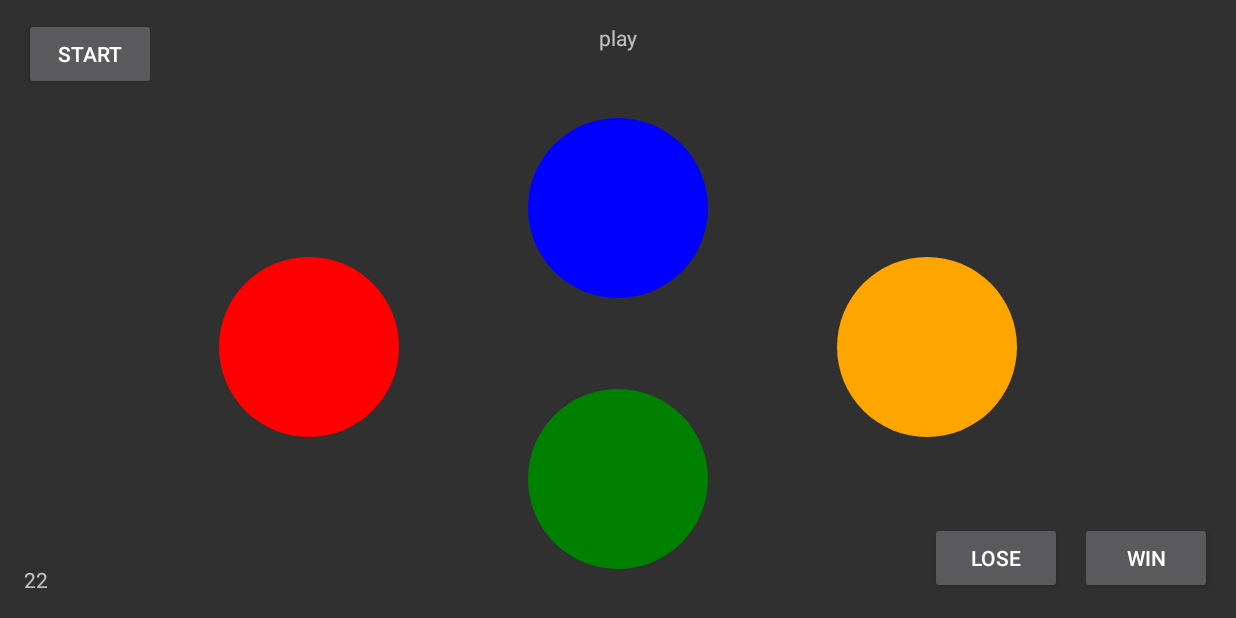
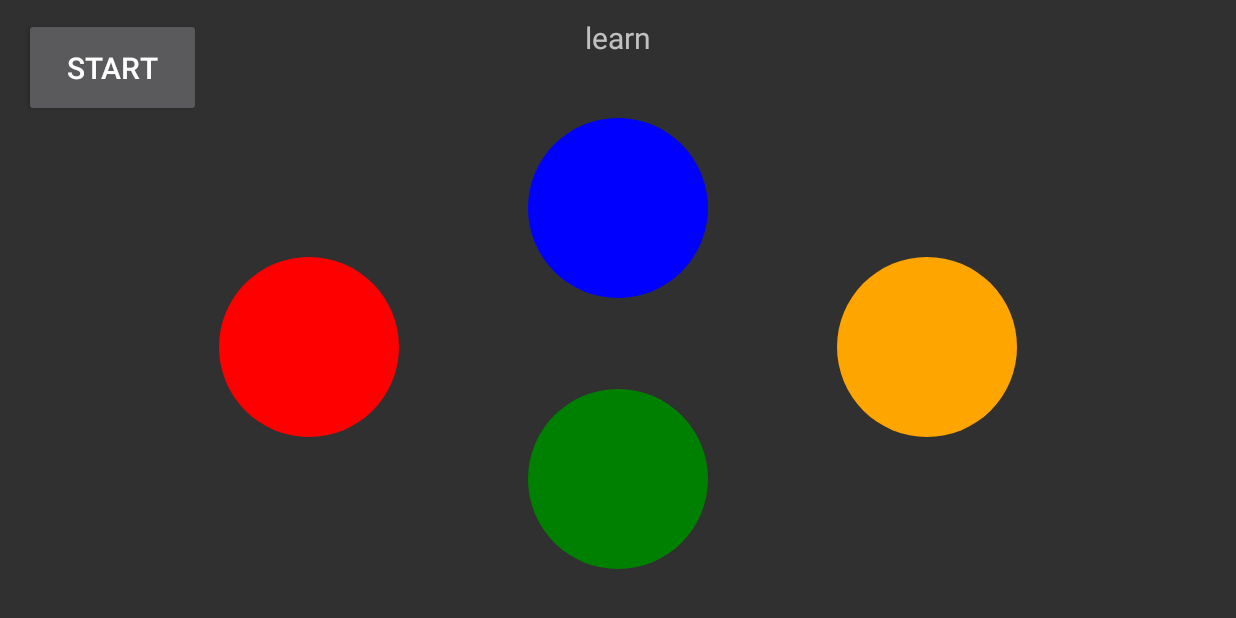
Before and after one commit to s00214102/MAD_FinalGameApp, an Android app: the screen it shows after launch (MainActivity), after a tap on "START", on a phone screen of 824 x 412 dp (held sideways). Run offline under Robolectric (Android 15) with nearby library versions, the phone set to English and light mode, and no system bars.

Commit message:
Sounds working, prepared app for testing

```diff
--- a/app/src/main/java/com/example/memorygame/Game.java
+++ b/app/src/main/java/com/example/memorygame/Game.java
@@ -1,7 +1,9 @@
 package com.example.memorygame;
 
+import android.content.Intent;
 import android.media.AudioManager;
 import android.media.MediaPlayer;
+import android.media.SoundPool;
 import android.os.Handler;
 import android.util.Log;
 import android.view.animation.AlphaAnimation;
@@ -22,13 +24,20 @@ public class Game {
     private List<Integer> sequence = new ArrayList<>();
     private int currentInputIndex = 0;
     public int score =0;
-
-    private GameSounds gameSounds;
+    // Sound
+    private SoundPool soundPool;
+    int meow, boing, correct, incorrect, kicksnare, honk;
 
     public Game(MainActivity main) {
         this.main=main;
         changeState(PlayState.wait);
-        gameSounds = new GameSounds(main);
+        soundPool = new SoundPool(10, AudioManager.STREAM_MUSIC, 0);
+        meow = soundPool.load(main, R.raw.meow,1);
+        boing = soundPool.load(main, R.raw.boing,1);
+        correct = soundPool.load(main, R.raw.correct,1);
+        incorrect = soundPool.load(main, R.raw.incorrect,1);
+        kicksnare = soundPool.load(main, R.raw.kicksnare,1);
+        honk = soundPool.load(main, R.raw.honk,1);
     }
     //endregion
 
@@ -49,9 +58,15 @@ public class Game {
     public void newGame(){
         if(playState != PlayState.wait){
             return;}
-        playSound("boing");
+        //playSound(boing);
         clearData();
-        newRound();
+        // add a delay before the new round starts
+        final Handler delay = new Handler();
+        delay.postDelayed(new Runnable() {
+            @Override
+            public void run() {
+                newRound();}
+        }, 1000);
     }
 
     private void newRound(){
@@ -66,7 +81,7 @@ public class Game {
         if(playState!= PlayState.play){
             return;}
 
-        //playSound("correct");
+        playSound(correct);
         main.toggleSensor(false);
         score+=100;
         currentInputIndex=0;
@@ -84,10 +99,18 @@ public class Game {
     public void loseGame(){
         //if(playState != PlayState.play){
         //    return;}
-        //playSound("incorrect");
+        playSound(incorrect);
         main.toggleSensor(false);
+        if(score>0){
+            Intent A = new Intent(main, ScoreActivity.class);
+            A.putExtra("score",score);
+            clearData();
+            changeState(PlayState.wait);
+            main.startActivity(A); // move to score screen
+        }
+        else{
         clearData();
-        changeState(PlayState.wait);
+        changeState(PlayState.wait);}
     }
 
     private void clearData(){
@@ -106,12 +129,6 @@ public class Game {
 
     //region Sound
     private static MediaPlayer mp;
-    public float getVolume(){
-        float actualVolume = (float) main.audioManager.getStreamVolume(AudioManager.STREAM_MUSIC);
-        float maxVolume = (float) main.audioManager.getStreamMaxVolume(AudioManager.STREAM_MUSIC);
-        float volume = actualVolume / maxVolume;
-        return volume;
-    }
     private void playSong(int song) {
         mp = MediaPlayer.create(main, song);
 
@@ -123,8 +140,9 @@ public class Game {
         });
     }
 
-    private void playSound(String name){
-        gameSounds.findAndPlaySoundByName(name, 100);
+    private void playSound(int sound){
+        soundPool.play(sound, 1,1,0,0,1);
+        //soundPool.autoPause();
     }
     //endregion
 
@@ -161,7 +179,7 @@ public class Game {
 
     //region Button flashing
     int currentFlashIndex = 0; // used to track which button should flash in the sequence
-    long flashDelay = 600; // delay between button flashes in ms
+    long flashDelay = 800; // delay between button flashes in ms
     Handler buttonFlashHandler = new Handler();
     Runnable r = new Runnable() {
         @Override
@@ -184,22 +202,22 @@ public class Game {
         switch(i){
             case 0:
                 // north
-                //playSound("meow");
+                playSound(meow);
                 flashButton(main.btnNorth);
                 break;
             case 1:
                 // east
-                //playSound("boing");
+                playSound(boing);
                 flashButton(main.btnEast);
                 break;
             case 2:
                 // south
-                //playSound("kicksnare");
+                playSound(kicksnare);
                 flashButton(main.btnSouth);
                 break;
             case 3:
                 // west
-                //playSound("honk");
+                playSound(honk);
                 flashButton(main.btnWest);
                 break;
         }
--- a/app/src/main/java/com/example/memorygame/GameSounds.java
+++ /dev/null
@@ -1,37 +0,0 @@
-package com.example.memorygame;
-
-import android.app.Activity;
-import android.content.Context;
-import android.media.AudioManager;
-import android.media.SoundPool;
-import android.util.Log;
-
-import androidx.loader.content.Loader;
-
-import java.io.IOException;
-import java.util.ArrayList;
-import java.util.Dictionary;
-import java.util.Hashtable;
-import java.util.List;
-
-public class GameSounds {
-
-    public Dictionary<String, SoundEffect> soundEffects;
-
-    public GameSounds(Activity act){
-        soundEffects = new Hashtable<>();
-        soundEffects.put("incorrect",new SoundEffect(act, R.raw.incorrect));
-        soundEffects.put("honk",new SoundEffect(act, R.raw.honk));
-        soundEffects.put("meow",new SoundEffect(act, R.raw.meow));
-        soundEffects.put("",new SoundEffect(act, R.raw.boing));
-    }
-    // play a sound by name from the SoundEffects collection
-    public void findAndPlaySoundByName(String name, float volume){
-        try{
-            soundEffects.get(name).playSound(volume);
-        }
-        catch(Exception e){
-            Log.e("GameSounds","Could not find sound "+name);
-        }
-    }
-}
--- a/app/src/main/java/com/example/memorygame/MainActivity.java
+++ b/app/src/main/java/com/example/memorygame/MainActivity.java
@@ -22,7 +22,7 @@ public class MainActivity extends AppCompatActivity implements SensorEventListen
     private Game game;
 
     // tilt controls
-    private int maxTilt = 4; // how much you need to tilt to register up/down/left/right
+    private int maxTilt = 3; // how much you need to tilt to register up/down/left/right
     private SensorManager mSensorManager;
     private Sensor mSensor;
     private boolean isFlat = false; // set to true when the phone is flat, false when tilted
--- a/app/src/main/java/com/example/memorygame/SoundEffect.java
+++ /dev/null
@@ -1,35 +0,0 @@
-package com.example.memorygame;
-
-import static android.content.Context.AUDIO_SERVICE;
-
-import android.app.Activity;
-import android.media.AudioManager;
-import android.media.SoundPool;
-import android.media.SoundPool.OnLoadCompleteListener;
-
-public class SoundEffect {
-    private SoundPool soundPool;
-    public int soundID;
-    public boolean loaded = false;
-    private Activity activity;
-
-    public SoundEffect(Activity act, int sound){
-        activity = act;
-        // set hardware buttons to control volume
-        act.setVolumeControlStream(AudioManager.STREAM_MUSIC);
-        // load sound
-        soundPool = new SoundPool(10, AudioManager.STREAM_MUSIC,0);
-        soundPool.setOnLoadCompleteListener(new OnLoadCompleteListener(){
-            @Override
-            public void onLoadComplete(SoundPool soundPool, int sampleId, int status){
-                loaded = true;
-            }
-        });
-        soundID = soundPool.load(act, sound, 1);
-    }
-    public void playSound(float volume){
-        if(loaded){
-            soundPool.play(soundID, volume, volume, 1,0,1f);
-        }
-    }
-}
--- a/app/src/main/res/layout/activity_main.xml
+++ b/app/src/main/res/layout/activity_main.xml
@@ -11,6 +11,7 @@
         android:layout_width="wrap_content"
         android:layout_height="wrap_content"
         android:text="play state"
+        android:textSize="20sp"
         app:layout_constraintBottom_toTopOf="@+id/guideline2"
         app:layout_constraintEnd_toEndOf="parent"
         app:layout_constraintStart_toStartOf="parent"
@@ -94,8 +95,9 @@
         android:layout_height="wrap_content"
         android:layout_marginEnd="16dp"
         android:layout_marginBottom="16dp"
+        android:onClick="doWin"
         android:text="WIN"
-        android:onClick="doWin"
+        android:visibility="invisible"
         app:layout_constraintBottom_toBottomOf="parent"
         app:layout_constraintEnd_toEndOf="parent" />
 
@@ -104,22 +106,24 @@
         android:layout_width="wrap_content"
         android:layout_height="wrap_content"
         android:layout_marginEnd="12dp"
+        android:onClick="doLose"
         android:text="LOSE"
-        android:onClick="doLose"
+        android:visibility="invisible"
         app:layout_constraintBottom_toBottomOf="@+id/btnWin"
         app:layout_constraintEnd_toStartOf="@+id/btnWin" />
 
     <Button
         android:id="@+id/btnStart"
 
-        android:layout_width="wrap_content"
-        android:layout_height="wrap_content"
+        android:layout_width="118dp"
+        android:layout_height="66dp"
         android:layout_marginStart="16dp"
         android:layout_marginTop="12dp"
+        android:onClick="doStart"
         android:text="START"
+        android:textSize="20sp"
         app:layout_constraintStart_toStartOf="parent"
-        app:layout_constraintTop_toTopOf="parent"
-        android:onClick="doStart"/>
+        app:layout_constraintTop_toTopOf="parent" />
 
     <TextView
         android:id="@+id/tvScore"
@@ -128,6 +132,7 @@
         android:layout_marginTop="12dp"
         android:layout_marginEnd="16dp"
         android:text="0"
+        android:textAppearance="@style/TextAppearance.AppCompat.Display1"
         app:layout_constraintEnd_toEndOf="parent"
         app:layout_constraintTop_toTopOf="parent" />
 
@@ -138,6 +143,7 @@
         android:layout_marginStart="16dp"
         android:layout_marginBottom="16dp"
         android:text="sequence"
+        android:visibility="invisible"
         app:layout_constraintBottom_toBottomOf="parent"
         app:layout_constraintStart_toStartOf="parent" />
 
--- a/app/src/main/res/layout/activity_score.xml
+++ b/app/src/main/res/layout/activity_score.xml
@@ -58,6 +58,7 @@
         android:layout_height="60dp"
         android:layout_marginStart="32dp"
         android:text="Leaderboard"
+        android:onClick="doGoLeaderboard"
         app:layout_constraintBottom_toBottomOf="@+id/btnEnterScore"
         app:layout_constraintStart_toStartOf="parent" />
 
```
Also changed, not shown: app/src/main/java/com/example/memorygame/ScoreActivity.java (+12 -0 lines).
